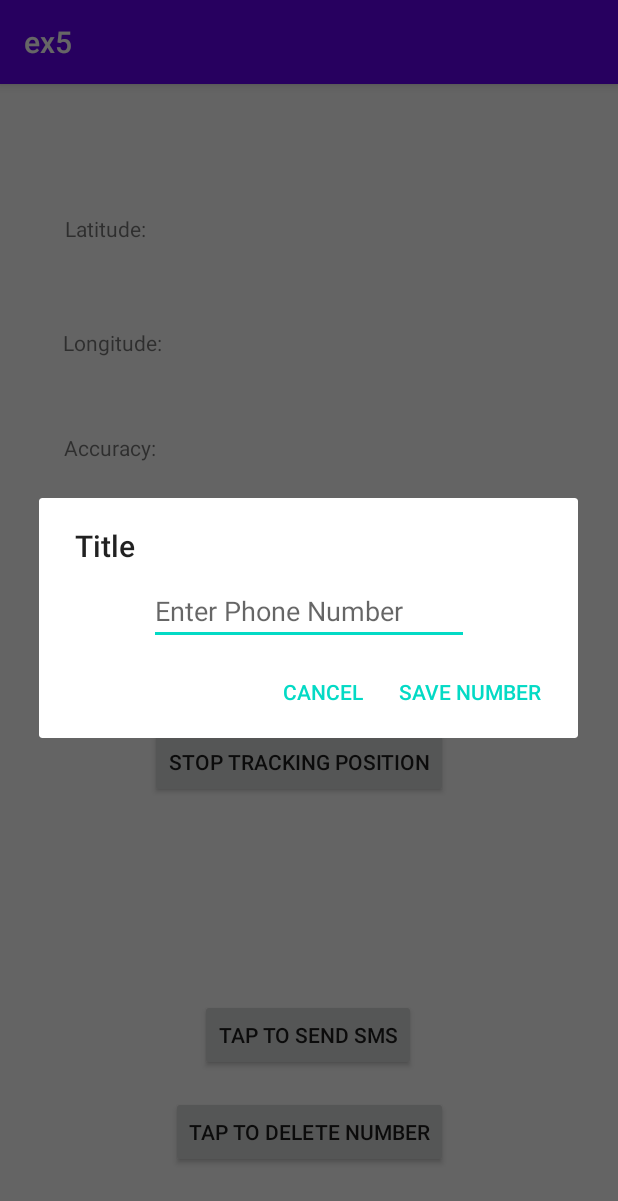
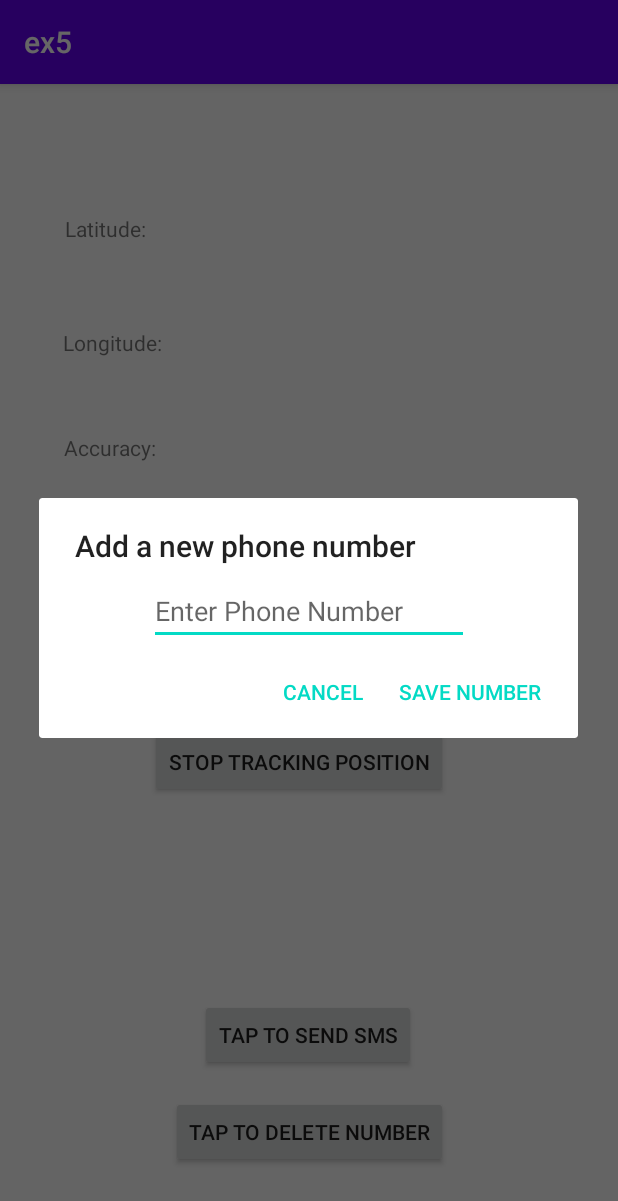
Before and after one commit to anas-yousef/ex5, an Android app: the screen it shows after launch (MainActivity), after a tap on "SET PHONE NUMBER", on a phone screen of 412 x 824 dp. Shown: the top 1201 px of the screen. Run offline under Robolectric (Android 15) with nearby library versions, the phone set to English and light mode, and no system bars.

Commit message:
Finished SMS

```diff
--- a/app/src/main/java/com/example/ex5/DialogHandler.java
+++ b/app/src/main/java/com/example/ex5/DialogHandler.java
@@ -29,7 +29,7 @@ public class DialogHandler extends AppCompatDialogFragment {
     public Dialog onCreateDialog(@Nullable Bundle savedInstanceState) {
 
         AlertDialog.Builder builder = new AlertDialog.Builder(getContext());
-        builder.setTitle("Title");
+        builder.setTitle(TITLE);
         LayoutInflater layoutInflater = getActivity().getLayoutInflater();
         View view = layoutInflater.inflate(R.layout.popup_dialog_layout,null);
 
--- a/app/src/main/java/com/example/ex5/LocalSendSmsBroadcastReceiver.java
+++ b/app/src/main/java/com/example/ex5/LocalSendSmsBroadcastReceiver.java
@@ -42,7 +42,6 @@ public class LocalSendSmsBroadcastReceiver extends BroadcastReceiver {
             this.msgContent = intent.getStringExtra(CONTENT);
 
             sendSMS(context, phoneNum, msgContent);
-            //NotificationHandler notificationHandler = new NotificationHandler(phoneNum, msgContent, context);
             this.createNotificationChannel();
             this.displayNotification();
         }
--- a/app/src/main/java/com/example/ex5/MainActivity.java
+++ b/app/src/main/java/com/example/ex5/MainActivity.java
@@ -176,7 +176,6 @@ public class MainActivity extends AppCompatActivity {
                 MainActivity.this.sharedPreferences.edit().putString(LocalSendSmsBroadcastReceiver.PHONE,"").apply();
                 MainActivity.this.sendSMS.setVisibility(View.INVISIBLE);
                 MainActivity.this.setPhoneNumber.setVisibility(View.VISIBLE);
-                int x = 0;
             }
         });
 
```
